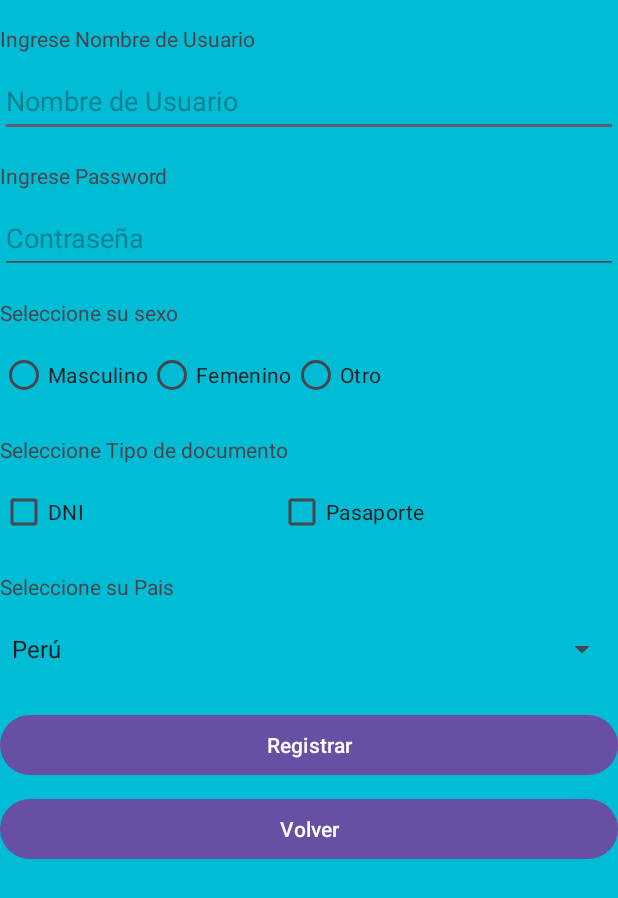
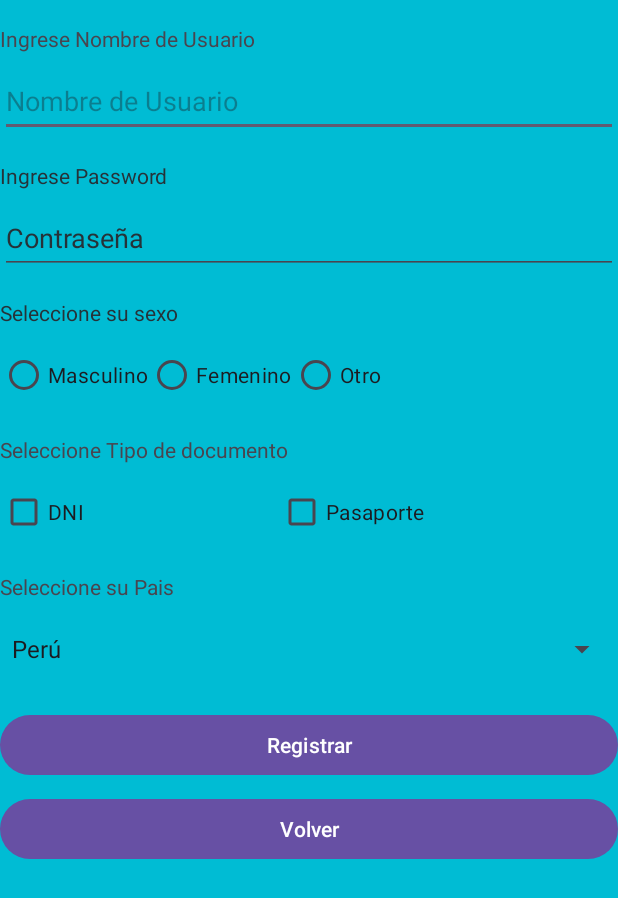
Before and after one commit to AJ-Trujillo/ExamenParcialMoviles, an Android app: the screen it shows after launch (MainActivityRegistro), after a tap on "Registrar", on a phone screen of 412 x 824 dp. Shown: the top 898 px of the screen. Run offline under Robolectric (Android 15) with nearby library versions, the phone set to English and light mode, and no system bars.

```diff
--- a/app/src/main/java/com/example/examenparcial/MainActivityLoguin.java
+++ b/app/src/main/java/com/example/examenparcial/MainActivityLoguin.java
@@ -3,6 +3,7 @@ package com.example.examenparcial;
 import android.content.Intent;
 import android.content.SharedPreferences;
 import android.os.Bundle;
+import android.view.View;
 import android.widget.Button;
 import android.widget.EditText;
 import android.widget.Toast;
@@ -19,13 +20,23 @@ public class MainActivityLoguin extends AppCompatActivity {
     @Override
     protected void onCreate(Bundle savedInstanceState) {
         super.onCreate(savedInstanceState);
+        setContentView(R.layout.activity_main_loguin);
+
+        // Ocultar los botones de navegación
+        View decorView = getWindow().getDecorView();
+        decorView.setSystemUiVisibility(View.SYSTEM_UI_FLAG_HIDE_NAVIGATION |
+                View.SYSTEM_UI_FLAG_IMMERSIVE_STICKY);
         EdgeToEdge.enable(this);
         setContentView(R.layout.activity_main_loguin);
         ViewCompat.setOnApplyWindowInsetsListener(findViewById(R.id.main), (v, insets) -> {
             Insets systemBars = insets.getInsets(WindowInsetsCompat.Type.systemBars());
             v.setPadding(systemBars.left, systemBars.top, systemBars.right, systemBars.bottom);
             return insets;
+
+
         });
+
+
 
         userName = findViewById(R.id.txtusername);
         password = findViewById(R.id.txtpassword);
@@ -37,6 +48,8 @@ public class MainActivityLoguin extends AppCompatActivity {
             Intent intent = new Intent(MainActivityLoguin.this, MainActivityRegistro.class);
             startActivity(intent);
             finish();
+
+
         });
     }
 
--- a/app/src/main/java/com/example/examenparcial/MainActivityRegistro.java
+++ b/app/src/main/java/com/example/examenparcial/MainActivityRegistro.java
@@ -3,6 +3,7 @@ package com.example.examenparcial;
 import android.content.Intent;
 import android.content.SharedPreferences;
 import android.os.Bundle;
+import android.view.View;
 import android.widget.ArrayAdapter;
 import android.widget.Button;
 import android.widget.CheckBox;
@@ -23,6 +24,12 @@ public class MainActivityRegistro extends AppCompatActivity {
     @Override
     protected void onCreate(Bundle savedInstanceState) {
         super.onCreate(savedInstanceState);
+        setContentView(R.layout.activity_main_registro);
+
+        // Ocultar los botones de navegación
+        View decorView = getWindow().getDecorView();
+        decorView.setSystemUiVisibility(View.SYSTEM_UI_FLAG_HIDE_NAVIGATION |
+                View.SYSTEM_UI_FLAG_IMMERSIVE_STICKY);
         setContentView(R.layout.activity_main_registro);
 
         // Initialize views
--- a/app/src/main/res/layout/activity_main_registro.xml
+++ b/app/src/main/res/layout/activity_main_registro.xml
@@ -17,7 +17,8 @@
         app:autoSizeTextType="uniform"
         app:layout_constraintEnd_toEndOf="parent"
         app:layout_constraintStart_toStartOf="parent"
-        app:layout_constraintTop_toTopOf="parent" />
+        app:layout_constraintTop_toTopOf="parent"
+        tools:ignore="TextContrastCheck" />
 
     <EditText
         android:id="@+id/txtUsuario"
@@ -30,7 +31,8 @@
         app:layout_constraintEnd_toEndOf="parent"
         app:layout_constraintStart_toStartOf="parent"
         app:layout_constraintTop_toBottomOf="@+id/textView8"
-        tools:ignore="TextContrastCheck,VisualLintTextFieldSize" />
+        tools:ignore="TextContrastCheck,VisualLintTextFieldSize"
+        android:autofillHints="" />
 
     <TextView
         android:id="@+id/textView7"
@@ -38,6 +40,7 @@
         android:layout_height="wrap_content"
         android:layout_marginTop="16dp"
         android:text="@string/register_tituloPassword"
+        android:textColor="#263238"
         app:autoSizeTextType="uniform"
         app:layout_constraintEnd_toEndOf="parent"
         app:layout_constraintStart_toStartOf="parent"
@@ -48,13 +51,15 @@
         android:layout_width="0dp"
         android:layout_height="wrap_content"
         android:layout_marginTop="8dp"
+        android:autofillHints=""
         android:hint="@string/register_password_hint"
         android:inputType="textPassword"
         android:minHeight="48dp"
+        android:textColorHint="#263238"
         app:layout_constraintEnd_toEndOf="parent"
         app:layout_constraintStart_toStartOf="parent"
         app:layout_constraintTop_toBottomOf="@+id/textView7"
-        tools:ignore="VisualLintTextFieldSize" />
+        tools:ignore="VisualLintTextFieldSize,TextContrastCheck" />
 
     <TextView
         android:id="@+id/textView3"
@@ -62,6 +67,7 @@
         android:layout_height="wrap_content"
         android:layout_marginTop="16dp"
         android:text="@string/register_sexo"
+        android:textColor="#263238"
         app:autoSizeTextType="uniform"
         app:layout_constraintEnd_toEndOf="parent"
         app:layout_constraintStart_toStartOf="parent"
@@ -106,7 +112,8 @@
         app:autoSizeTextType="uniform"
         app:layout_constraintEnd_toEndOf="parent"
         app:layout_constraintStart_toStartOf="parent"
-        app:layout_constraintTop_toBottomOf="@+id/genderRadioGroup" />
+        app:layout_constraintTop_toBottomOf="@+id/genderRadioGroup"
+        tools:ignore="TextContrastCheck" />
 
     <CheckBox
         android:id="@+id/checkBox"
@@ -136,7 +143,8 @@
         app:autoSizeTextType="uniform"
         app:layout_constraintEnd_toEndOf="parent"
         app:layout_constraintStart_toStartOf="parent"
-        app:layout_constraintTop_toBottomOf="@+id/checkBox" />
+        app:layout_constraintTop_toBottomOf="@+id/checkBox"
+        tools:ignore="TextContrastCheck" />
 
     <Spinner
         android:id="@+id/countrySpinner"
--- a/app/src/main/res/values/strings.xml
+++ b/app/src/main/res/values/strings.xml
@@ -39,7 +39,7 @@
     <!-- Juego Michi Activity -->
     <string name="juego_michi_title">Juego Michi</string>
     <string name="btnMichi">Michi</string>
-    <string name="bienvenido_mensaje">Bienvenido, %1$s!</string>
+    <string name="bienvenido_mensaje">Bienvenido</string>
     <string name="ganaron_las_x">¡Ganaron las X!</string>
     <string name="ganaron_las_o">¡Ganaron las O!</string>
     <string name="btnRegresarA3">Regresar</string>
```
Also changed, not shown: app/src/main/java/com/example/examenparcial/Activity_juegoMichi.java (+13 -6 lines), app/src/main/res/layout/activity_main_loguin.xml (+39 -31 lines).
